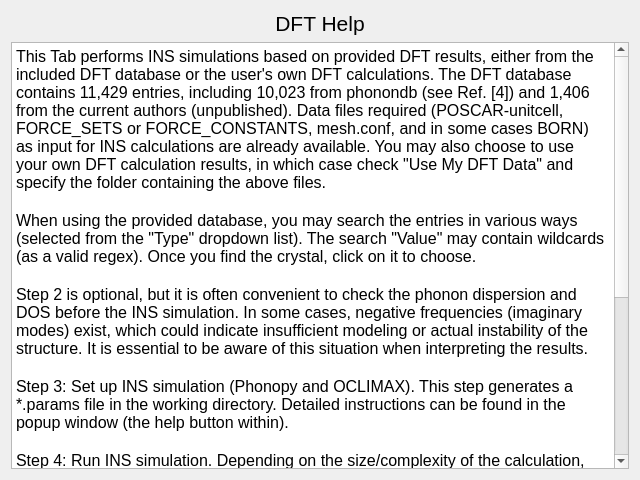
Old version of the form gui/help_dft.ui in the repository neutrons/inspired.
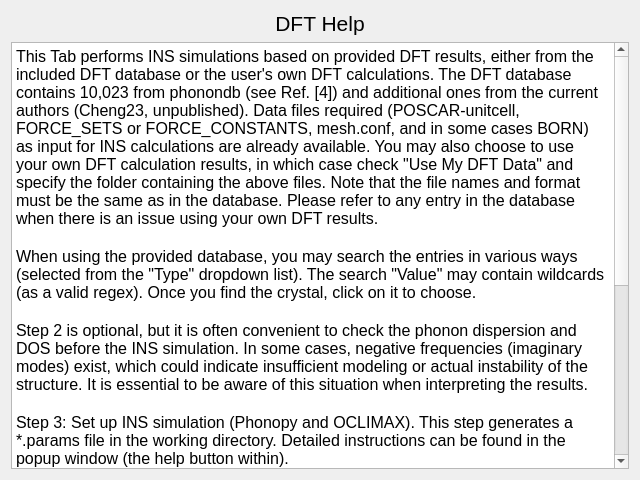
New version of the form.

Diff of the .ui file:
```diff
--- a/gui/help_dft.ui
+++ b/gui/help_dft.ui
@@ -31,7 +31,7 @@
 li.unchecked::marker { content: &quot;\2610&quot;; }
 li.checked::marker { content: &quot;\2612&quot;; }
 &lt;/style&gt;&lt;/head&gt;&lt;body style=&quot; font-family:'Segoe UI'; font-size:9pt; font-weight:400; font-style:normal;&quot;&gt;
-&lt;p style=&quot; margin-top:0px; margin-bottom:0px; margin-left:0px; margin-right:0px; -qt-block-indent:0; text-indent:0px;&quot;&gt;&lt;span style=&quot; font-size:12pt;&quot;&gt;This Tab performs INS simulations based on provided DFT results, either from the included DFT database or the user's own DFT calculations. The DFT database contains 11,429 entries, including 10,023 from phonondb (see Ref. [4]) and 1,406 from the current authors (unpublished). Data files required (POSCAR-unitcell, FORCE_SETS or FORCE_CONSTANTS, mesh.conf, and in some cases BORN) as input for INS calculations are already available. You may also choose to use your own DFT calculation results, in which case check &amp;quot;Use My DFT Data&amp;quot; and specify the folder containing the above files.&lt;/span&gt;&lt;/p&gt;
+&lt;p style=&quot; margin-top:0px; margin-bottom:0px; margin-left:0px; margin-right:0px; -qt-block-indent:0; text-indent:0px;&quot;&gt;&lt;span style=&quot; font-size:12pt;&quot;&gt;This Tab performs INS simulations based on provided DFT results, either from the included DFT database or the user's own DFT calculations. The DFT database contains 10,023 from phonondb (see Ref. [4]) and additional ones from the current authors (Cheng23, unpublished). Data files required (POSCAR-unitcell, FORCE_SETS or FORCE_CONSTANTS, mesh.conf, and in some cases BORN) as input for INS calculations are already available. You may also choose to use your own DFT calculation results, in which case check &amp;quot;Use My DFT Data&amp;quot; and specify the folder containing the above files. Note that the file names and format must be the same as in the database. Please refer to any entry in the database when there is an issue using your own DFT results.&lt;/span&gt;&lt;/p&gt;
 &lt;p style=&quot;-qt-paragraph-type:empty; margin-top:0px; margin-bottom:0px; margin-left:0px; margin-right:0px; -qt-block-indent:0; text-indent:0px; font-size:12pt;&quot;&gt;&lt;br /&gt;&lt;/p&gt;
 &lt;p style=&quot; margin-top:0px; margin-bottom:0px; margin-left:0px; margin-right:0px; -qt-block-indent:0; text-indent:0px;&quot;&gt;&lt;span style=&quot; font-size:12pt;&quot;&gt;When using the provided database, you may search the entries in various ways (selected from the &amp;quot;Type&amp;quot; dropdown list). The search &amp;quot;Value&amp;quot; may contain wildcards (as a valid regex). Once you find the crystal, click on it to choose.&lt;/span&gt;&lt;/p&gt;
 &lt;p style=&quot;-qt-paragraph-type:empty; margin-top:0px; margin-bottom:0px; margin-left:0px; margin-right:0px; -qt-block-indent:0; text-indent:0px; font-size:12pt;&quot;&gt;&lt;br /&gt;&lt;/p&gt;
```
